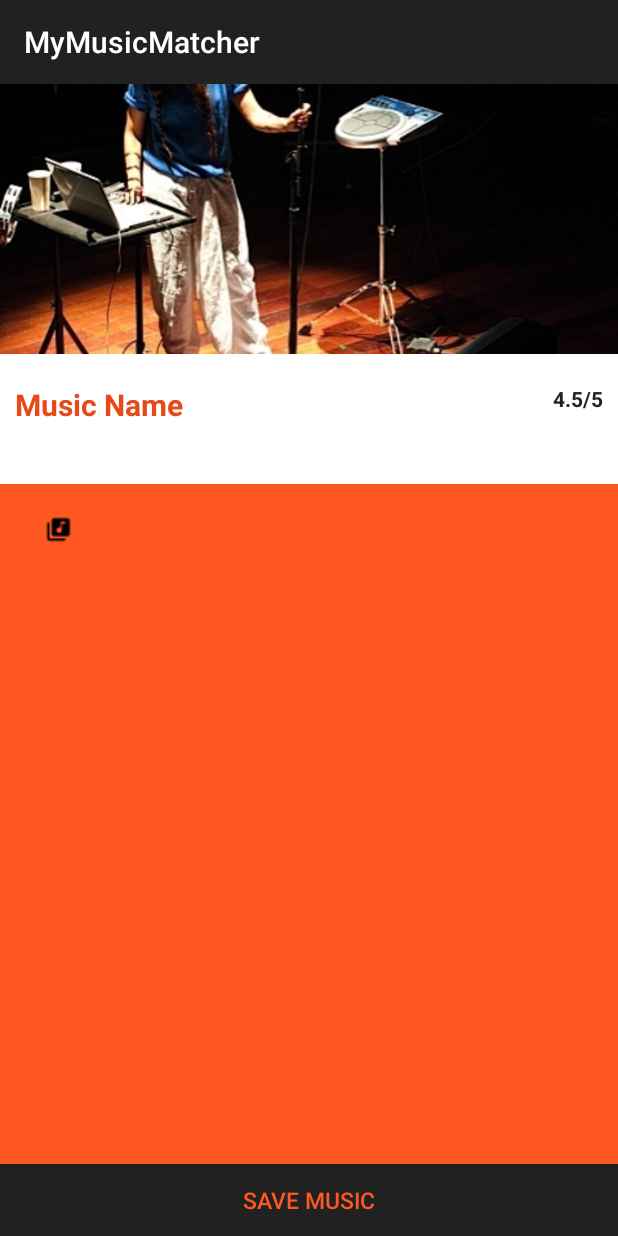
After one commit to kavata9/MyMusicMatcher, an Android app: the fragment MusicDeatailsFragment shown on its own in the app's theme, on a phone screen of 412 x 824 dp. The commit adds this screen. Run offline under Robolectric (Android 15) with nearby library versions, the phone set to English and light mode, and no system bars.

```diff
--- a/app/build.gradle
+++ b/app/build.gradle
@@ -27,16 +27,20 @@ android {
 
 dependencies {
     implementation fileTree(dir: 'libs', include: ['*.jar'])
-    implementation 'com.android.support.constraint:constraint-layout:1.1.0'
+    implementation 'com.android.support.constraint:constraint-layout:1.1.2'
     implementation 'com.android.support:appcompat-v7:27.1.1'
+    implementation 'com.android.support:support-v4:27.1.1'
     testImplementation 'junit:junit:4.12'
     androidTestImplementation 'com.android.support.test:runner:1.0.2'
     androidTestImplementation 'com.android.support.test.espresso:espresso-core:3.0.2'
     implementation 'com.jakewharton:butterknife:8.8.1'
     annotationProcessor 'com.jakewharton:butterknife-compiler:8.8.1'
-    implementation 'com.squareup.okhttp3:okhttp:3.2.0'
-    implementation 'com.google.code.gson:gson:2.8.4'
+    implementation 'com.squareup.okhttp3:okhttp:3.10.0'
+    implementation 'com.google.code.gson:gson:2.8.5'
     implementation 'org.json:json:20180130'
     implementation 'org.parceler:parceler-api:1.1.6'
     implementation 'com.android.support:recyclerview-v7:27.1.1'
+    implementation 'org.parceler:parceler-api:1.1.6'
+    annotationProcessor 'org.parceler:parceler:1.1.6'
+//    implementation 'com.squareup.picasso:picasso:2.7182'
 }
--- a/app/src/main/AndroidManifest.xml
+++ b/app/src/main/AndroidManifest.xml
@@ -2,7 +2,7 @@
 <manifest xmlns:android="http://schemas.android.com/apk/res/android"
     package="com.music.agnes.mymusicmatcher">
 
-    <uses-permission android:name="android.permission.INTERNET"/>
+    <uses-permission android:name="android.permission.INTERNET" />
 
     <application
         android:allowBackup="true"
@@ -24,7 +24,8 @@
                 android:value="com.music.agnes.mymusicmatcher.ui.MusicSelectorActivity" />
         </activity>
         <activity android:name=".ui.SignUpActivity" />
-        <activity android:name=".ui.AboutActivity"></activity>
+        <activity android:name=".ui.AboutActivity" />
+        <activity android:name=".ui.MusicDetailsActivity"></activity>
     </application>
 
 </manifest>
--- a/app/src/main/java/com/music/agnes/mymusicmatcher/Constants.java
+++ b/app/src/main/java/com/music/agnes/mymusicmatcher/Constants.java
@@ -3,6 +3,6 @@ package com.music.agnes.mymusicmatcher;
 public class Constants {
     public static final String MUSIC_API_KEY = BuildConfig.MUSIC_API_KEY;
     public static final String MUSIC_BASE_URL = "http://api.musixmatch.com/ws/1.1/track.search";
-    public static final String MUSIC_QUERY_PARAMETER = "artist";
+    public static final String MUSIC_QUERY_PARAMETER = "q_artist";
     public static final String PARAM_KEY = "apikey";
 }
--- a/app/src/main/java/com/music/agnes/mymusicmatcher/adapters/MusicListAdapter.java
+++ b/app/src/main/java/com/music/agnes/mymusicmatcher/adapters/MusicListAdapter.java
@@ -10,6 +10,7 @@ import android.widget.TextView;
 import com.music.agnes.mymusicmatcher.R;
 import com.music.agnes.mymusicmatcher.models.Track;
 import com.music.agnes.mymusicmatcher.models.TrackList;
+
 
 import java.util.List;
 
@@ -60,6 +61,8 @@ public class MusicListAdapter extends RecyclerView.Adapter<MusicListAdapter.Trac
         }
 
         public void bindTrack(TrackList trackList) {
+
+//            Picasso.with(mContext).load(mMusics.track.gegetImageUrl()).into(mMusicsImageView);
             mTrackTextView.setText(trackList.getTrack().getTrackName());
             mMusicNameTextView.setText(trackList.getTrack().getAlbumName());
 //            mNameTextView.setText(trackList.getTrack().getAlbumName());
--- /dev/null
+++ b/app/src/main/java/com/music/agnes/mymusicmatcher/ui/MusicDeatailsFragment.java
@@ -0,0 +1,30 @@
+package com.music.agnes.mymusicmatcher.ui;
+
+
+import android.os.Bundle;
+import android.support.v4.app.Fragment;
+import android.view.LayoutInflater;
+import android.view.View;
+import android.view.ViewGroup;
+
+import com.music.agnes.mymusicmatcher.R;
+
+/**
+ * A simple {@link Fragment} subclass.
+ */
+public class MusicDeatailsFragment extends Fragment {
+
+
+    public MusicDeatailsFragment() {
+        // Required empty public constructor
+    }
+
+
+    @Override
+    public View onCreateView(LayoutInflater inflater, ViewGroup container,
+                             Bundle savedInstanceState) {
+        // Inflate the layout for this fragment
+        return inflater.inflate(R.layout.fragment_music_deatails, container, false);
+    }
+
+}
--- /dev/null
+++ b/app/src/main/java/com/music/agnes/mymusicmatcher/ui/MusicDetailsActivity.java
@@ -0,0 +1,15 @@
+package com.music.agnes.mymusicmatcher.ui;
+
+import android.app.Activity;
+import android.os.Bundle;
+
+import com.music.agnes.mymusicmatcher.R;
+
+public class MusicDetailsActivity extends Activity {
+
+    @Override
+    protected void onCreate(Bundle savedInstanceState) {
+        super.onCreate(savedInstanceState);
+        setContentView(R.layout.activity_music_details);
+    }
+}
--- a/app/src/main/res/layout/activity_main.xml
+++ b/app/src/main/res/layout/activity_main.xml
@@ -34,7 +34,7 @@ tools:context="com.music.agnes.mymusicmatcher.ui.MainActivity">
         android:layout_above="@+id/findButton"
         android:layout_marginBottom="10dp"
         android:padding="5dp"
-        android:hint="Enter Music Genres"
+        android:hint="Enter Artist name"
         android:layout_centerHorizontal="true" />
 
 
--- /dev/null
+++ b/app/src/main/res/layout/activity_music_details.xml
@@ -0,0 +1,23 @@
+<?xml version="1.0" encoding="utf-8"?>
+<RelativeLayout xmlns:android="http://schemas.android.com/apk/res/android"
+    xmlns:tools="http://schemas.android.com/tools"
+    android:layout_width="match_parent"
+    android:layout_height="match_parent"
+    tools:context="com.music.agnes.mymusicmatcher.ui.MusicDetailsActivity">
+
+    <android.support.v4.view.ViewPager
+        android:id="@+id/viewPager"
+        android:layout_width="match_parent"
+        android:layout_height="wrap_content">
+
+        <android.support.v4.view.PagerTabStrip
+            android:id="@+id/pagerHeader"
+            android:layout_width="match_parent"
+            android:layout_height="wrap_content"
+            android:layout_gravity="top"
+            android:paddingBottom="4dp"
+            android:paddingTop="4dp" />
+
+    </android.support.v4.view.ViewPager>
+
+</RelativeLayout>
--- /dev/null
+++ b/app/src/main/res/layout/fragment_music_deatails.xml
@@ -0,0 +1,132 @@
+<?xml version="1.0" encoding="utf-8"?>
+<FrameLayout xmlns:android="http://schemas.android.com/apk/res/android"
+    xmlns:tools="http://schemas.android.com/tools"
+    android:layout_width="match_parent"
+    android:layout_height="match_parent"
+    tools:context=".ui.MusicDeatailsFragment">
+
+    <LinearLayout
+        android:orientation="vertical"
+        android:layout_width="match_parent"
+        android:layout_height="match_parent"
+        android:background="@color/colorPrimary">
+
+        <ImageView
+            android:layout_width="match_parent"
+            android:layout_height="180dp"
+            android:id="@+id/restaurantImageView"
+            android:src="@drawable/backgroundmusic"
+            android:scaleType="centerCrop" />
+
+        <RelativeLayout
+            android:layout_width="match_parent"
+            android:layout_height="wrap_content"
+            android:background="@android:color/white"
+            android:paddingTop="20dp"
+            android:paddingLeft="10dp"
+            android:paddingRight="10dp"
+            android:paddingBottom="20dp">
+
+            <TextView
+                android:layout_width="wrap_content"
+                android:layout_height="wrap_content"
+                android:text="Music Name"
+                android:id="@+id/MusicNameTextView"
+                android:layout_alignParentLeft="true"
+                android:layout_alignParentStart="true"
+                android:textSize="20sp"
+                android:textColor="@color/colorPrimaryDark"
+                android:textStyle="bold" />
+
+            <TextView
+                android:layout_width="wrap_content"
+                android:layout_height="wrap_content"
+                android:text="4.5/5"
+                android:id="@+id/ratingTextView"
+                android:layout_alignTop="@+id/MusicNameTextView"
+                android:layout_alignParentRight="true"
+                android:layout_alignParentEnd="true"
+                android:textColor="@color/colorAccent"
+                android:textStyle="bold" />
+
+            <TextView
+                android:layout_width="wrap_content"
+                android:layout_height="wrap_content"
+                android:text="Artist, American"
+                android:id="@+id/GenresNameTextView"
+                android:layout_below="@+id/MusicNameTextView"
+                android:layout_alignParentLeft="true"
+                android:layout_alignParentStart="true"
+                android:textColor="@color/colorSecondaryText"
+                android:textStyle="italic" />
+        </RelativeLayout>
+
+        <RelativeLayout
+            android:layout_width="match_parent"
+            android:layout_height="match_parent">
+
+            <LinearLayout
+                android:orientation="vertical"
+                android:layout_width="match_parent"
+                android:layout_height="wrap_content"
+                android:layout_alignParentTop="true"
+                android:layout_alignParentLeft="true"
+                android:layout_alignParentStart="true"
+                android:layout_above="@+id/saveMusicButton"
+                android:paddingLeft="30dp"
+                android:paddingTop="20dp"
+                android:paddingRight="30dp">
+
+                <TextView
+                    android:layout_width="wrap_content"
+                    android:layout_height="wrap_content"
+                    android:text="View on Yelp"
+                    android:id="@+id/websiteTextView"
+                    android:drawableLeft="@drawable/baseline_library_music_black_18dp"
+                    android:drawablePadding="4dp"
+                    android:textColor="@color/colorTextIcons"
+                    android:textSize="15sp"
+                    android:textStyle="bold"
+                    android:layout_marginBottom="10dp"
+                    android:gravity="center" />
+
+                <!--<TextView-->
+                    <!--android:layout_width="wrap_content"-->
+                    <!--android:layout_height="wrap_content"-->
+                    <!--android:text="(503) 223-1282"-->
+                    <!--android:id="@+id/phoneTextView"-->
+                    <!--android:drawableLeft="@drawable/ic_local_phone_white_24dp"-->
+                    <!--android:drawablePadding="4dp"-->
+                    <!--android:textColor="@color/colorTextIcons"-->
+                    <!--android:textSize="15sp"-->
+                    <!--android:textStyle="bold"-->
+                    <!--android:layout_marginBottom="10dp"-->
+                    <!--android:gravity="center"/>-->
+
+                <!--<TextView-->
+                    <!--android:layout_width="wrap_content"-->
+                    <!--android:layout_height="wrap_content"-->
+                    <!--android:text="123 SW Best Ever Ave. Portland, Oregon, 97222"-->
+                    <!--android:drawableLeft="@drawable/ic_map_white_24dp"-->
+                    <!--android:drawablePadding="4dp"-->
+                    <!--android:id="@+id/addressTextView"-->
+                    <!--android:textColor="@color/colorTextIcons"-->
+                    <!--android:textSize="15sp"-->
+                    <!--android:textStyle="bold"-->
+                    <!--android:layout_marginBottom="10dp"-->
+                    <!--android:gravity="center_vertical"/>-->
+
+            </LinearLayout>
+
+            <Button
+                android:layout_width="match_parent"
+                android:layout_height="wrap_content"
+                android:text="Save Music"
+                android:id="@+id/saveMusicButton"
+                android:layout_alignParentBottom="true"
+                android:background="@color/colorAccent"
+                android:textColor="@color/colorTextIcons"
+                android:textSize="15sp" />
+        </RelativeLayout>
+    </LinearLayout>
+</FrameLayout>
--- a/app/src/main/res/values/strings.xml
+++ b/app/src/main/res/values/strings.xml
@@ -1,3 +1,6 @@
 <resources>
     <string name="app_name">MyMusicMatcher</string>
+
+    <!-- TODO: Remove or change this placeholder text -->
+    <string name="hello_blank_fragment">Hello blank fragment</string>
 </resources>
```
Also changed, not shown: app/src/main/res/drawable/baseline_library_music_black_18dp.png (added).
